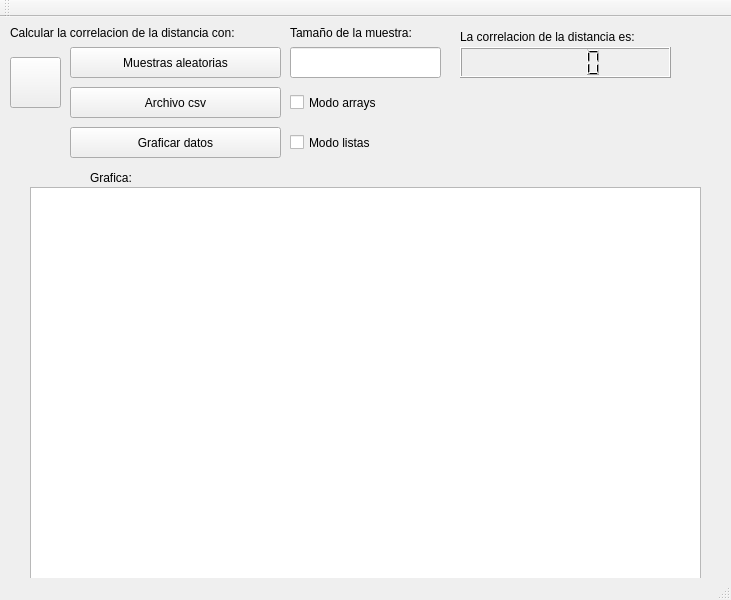
First picture: the form in src/UI.ui, repository aerubianoma/Distance-Correlation-App, before the edit.
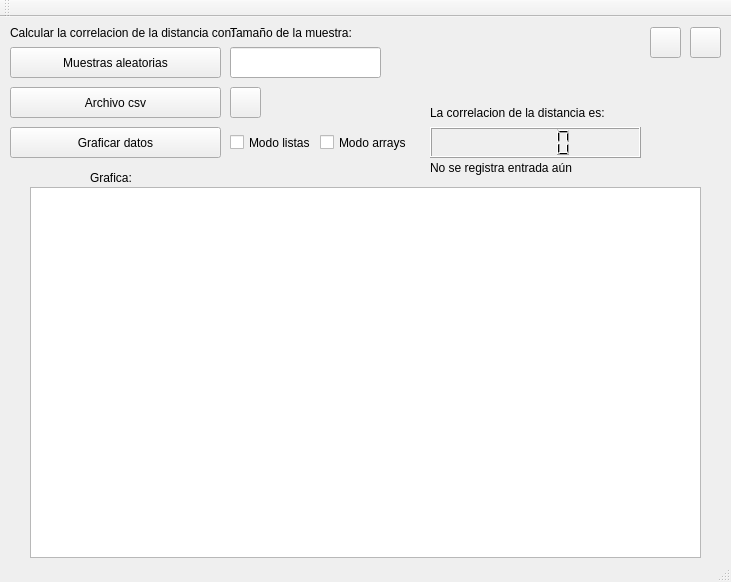
Second picture: the form after the edit.

What changed in the file:
```diff
--- a/src/UI.ui
+++ b/src/UI.ui
@@ -7,7 +7,7 @@
     <x>0</x>
     <y>0</y>
     <width>731</width>
-    <height>600</height>
+    <height>582</height>
    </rect>
   </property>
   <property name="windowTitle">
@@ -17,7 +17,7 @@
    <widget class="QPushButton" name="calcular_aleatorio">
     <property name="geometry">
      <rect>
-      <x>70</x>
+      <x>10</x>
       <y>30</y>
       <width>211</width>
       <height>31</height>
@@ -30,8 +30,8 @@
    <widget class="QLCDNumber" name="distance_number">
     <property name="geometry">
      <rect>
-      <x>460</x>
-      <y>30</y>
+      <x>430</x>
+      <y>110</y>
       <width>211</width>
       <height>31</height>
      </rect>
@@ -43,10 +43,10 @@
    <widget class="QPushButton" name="insertar_tabla">
     <property name="geometry">
      <rect>
-      <x>10</x>
-      <y>40</y>
-      <width>51</width>
-      <height>51</height>
+      <x>230</x>
+      <y>70</y>
+      <width>31</width>
+      <height>31</height>
      </rect>
     </property>
     <property name="text">
@@ -56,7 +56,7 @@
    <widget class="QLineEdit" name="tamano">
     <property name="geometry">
      <rect>
-      <x>290</x>
+      <x>230</x>
       <y>30</y>
       <width>151</width>
       <height>31</height>
@@ -66,7 +66,7 @@
    <widget class="QPushButton" name="calcular_archivo">
     <property name="geometry">
      <rect>
-      <x>70</x>
+      <x>10</x>
       <y>70</y>
       <width>211</width>
       <height>31</height>
@@ -92,7 +92,7 @@
    <widget class="QLabel" name="label_2">
     <property name="geometry">
      <rect>
-      <x>290</x>
+      <x>230</x>
       <y>0</y>
       <width>151</width>
       <height>31</height>
@@ -105,8 +105,8 @@
    <widget class="QLabel" name="label_3">
     <property name="geometry">
      <rect>
-      <x>460</x>
-      <y>4</y>
+      <x>430</x>
+      <y>80</y>
       <width>231</width>
       <height>31</height>
      </rect>
@@ -118,7 +118,7 @@
    <widget class="QPushButton" name="graficar">
     <property name="geometry">
      <rect>
-      <x>70</x>
+      <x>10</x>
       <y>110</y>
       <width>211</width>
       <height>31</height>
@@ -147,15 +147,15 @@
       <x>30</x>
       <y>170</y>
       <width>671</width>
-      <height>401</height>
+      <height>371</height>
      </rect>
     </property>
    </widget>
    <widget class="QCheckBox" name="arrays">
     <property name="geometry">
      <rect>
-      <x>290</x>
-      <y>70</y>
+      <x>320</x>
+      <y>110</y>
       <width>101</width>
       <height>31</height>
      </rect>
@@ -167,7 +167,7 @@
    <widget class="QCheckBox" name="listas">
     <property name="geometry">
      <rect>
-      <x>290</x>
+      <x>230</x>
       <y>110</y>
       <width>101</width>
       <height>31</height>
@@ -177,6 +177,45 @@
      <string>Modo listas</string>
     </property>
    </widget>
+   <widget class="QPushButton" name="deshacer">
+    <property name="geometry">
+     <rect>
+      <x>650</x>
+      <y>10</y>
+      <width>31</width>
+      <height>31</height>
+     </rect>
+    </property>
+    <property name="text">
+     <string/>
+    </property>
+   </widget>
+   <widget class="QLabel" name="tipo_entrada">
+    <property name="geometry">
+     <rect>
+      <x>430</x>
+      <y>140</y>
+      <width>251</width>
+      <height>21</height>
+     </rect>
+    </property>
+    <property name="text">
+     <string>No se registra entrada aún</string>
+    </property>
+   </widget>
+   <widget class="QPushButton" name="hacer">
+    <property name="geometry">
+     <rect>
+      <x>690</x>
+      <y>10</y>
+      <width>31</width>
+      <height>31</height>
+     </rect>
+    </property>
+    <property name="text">
+     <string/>
+    </property>
+   </widget>
   </widget>
   <widget class="QMenuBar" name="menubar">
    <property name="geometry">
```
Left out of the diff: 4 changed lines with no effect on the pictures.
